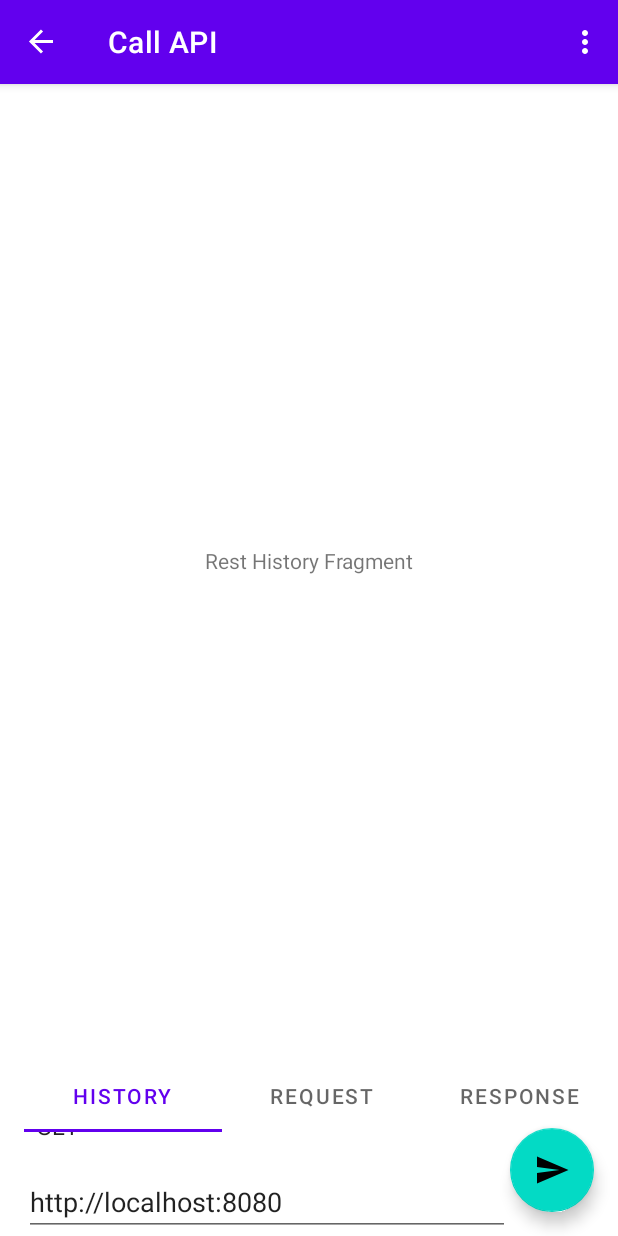
After one commit to egon12/DeveloperHelper, an Android app: the Rest screen opened through its navigation route, on a phone screen of 412 x 824 dp. The commit adds this screen. Run offline under Robolectric (Android 15) with nearby library versions, the phone set to English and light mode, and no system bars; our stand-ins replace Dagger/Hilt's generated code, Room's generated code, navigation-ui; libraries missing offline, so code that uses them is left out: androidx.hilt.lifecycle.

Commit message:
adding http client

```diff
--- a/app/src/main/AndroidManifest.xml
+++ b/app/src/main/AndroidManifest.xml
@@ -13,7 +13,9 @@
         android:roundIcon="@mipmap/ic_launcher_round"
         android:name=".DHApp"
         android:supportsRtl="true"
-        android:theme="@style/Theme.DeveloperHelper">
+        android:theme="@style/Theme.DeveloperHelper"
+        android:usesCleartextTraffic="true"
+        >
         <activity
             android:name=".MainActivity"
             android:label="@string/app_name"
--- a/app/src/main/java/com/egon12/developerhelper/DHApp.kt
+++ b/app/src/main/java/com/egon12/developerhelper/DHApp.kt
@@ -5,6 +5,9 @@ import android.content.Context
 import androidx.room.Room
 import com.egon12.developerhelper.database.DatabaseFactory
 import com.egon12.developerhelper.database.persistent.DatabaseDB
+import com.egon12.developerhelper.rest.RestClient
+import com.egon12.developerhelper.rest.RestClientImpl
+import com.egon12.developerhelper.rest.persistent.HttpRequestDB
 import dagger.Module
 import dagger.Provides
 import dagger.hilt.InstallIn
@@ -31,4 +34,20 @@ object ApplicationModule {
 
     @Provides
     fun provideDatabaseFactory() = DatabaseFactory()
+
+
+    @Singleton
+    @Provides
+    fun provideHttpRequestDB(@ApplicationContext ctx: Context) = Room
+        .databaseBuilder(ctx, HttpRequestDB::class.java, "http_request_db")
+        .build()
+
+    @Provides
+    fun provideHttpRequestDao(db: HttpRequestDB) = db.httpRequestDao()
+
+    @Provides
+    fun provideVariablesDao(db: HttpRequestDB) = db.variablesDao()
+
+    @Provides
+    fun provideOkHttpClient(): RestClient = RestClientImpl()
 }
--- a/app/src/main/java/com/egon12/developerhelper/MainActivity.kt
+++ b/app/src/main/java/com/egon12/developerhelper/MainActivity.kt
@@ -1,6 +1,7 @@
 package com.egon12.developerhelper
 
 import android.os.Bundle
+import android.view.Menu
 import android.view.View
 import androidx.activity.viewModels
 import androidx.appcompat.app.AppCompatActivity
@@ -10,6 +11,7 @@ import androidx.navigation.ui.AppBarConfiguration
 import androidx.navigation.ui.navigateUp
 import androidx.navigation.ui.setupActionBarWithNavController
 import com.egon12.developerhelper.database.viewmodel.DatabaseViewModel
+import com.egon12.developerhelper.rest.RestViewModel
 import com.google.android.material.snackbar.Snackbar
 import dagger.hilt.android.AndroidEntryPoint
 
@@ -18,7 +20,9 @@ class MainActivity : AppCompatActivity() {
 
     private lateinit var appBarConfiguration: AppBarConfiguration
 
-    private val model by viewModels<DatabaseViewModel>()
+    private val databaseViewModel by viewModels<DatabaseViewModel>()
+
+    private val restViewModel by viewModels<RestViewModel>()
 
     override fun onCreate(savedInstanceState: Bundle?) {
         super.onCreate(savedInstanceState)
@@ -30,14 +34,27 @@ class MainActivity : AppCompatActivity() {
         setupActionBarWithNavController(navController, appBarConfiguration)
 
         val view = findViewById<View>(android.R.id.content)
-        model.error.observe(this, Observer {
+        databaseViewModel.error.observe(this, Observer {
+            Snackbar.make(view, it.localizedMessage, Snackbar.LENGTH_LONG).show()
+        })
+
+        restViewModel.error.observe(this, Observer {
             Snackbar.make(view, it.localizedMessage, Snackbar.LENGTH_LONG).show()
         })
 
         val progressBar = findViewById<View>(R.id.SHOW_PROGRESS)
-        model.loadingStatus.observe(this, Observer {
+        databaseViewModel.loadingStatus.observe(this, Observer {
             progressBar.visibility = if (it) View.VISIBLE else View.GONE
         })
+    }
+
+    override fun onCreateOptionsMenu(menu: Menu?): Boolean {
+        val item = menu?.add("Kucing")
+        item?.setOnMenuItemClickListener {
+            findNavController(R.id.nav_host_fragment).navigate(R.id.action_ConnectionFragment_to_RestFragment)
+            true
+        }
+        return true
     }
 
     override fun onSupportNavigateUp(): Boolean {
--- /dev/null
+++ b/app/src/main/java/com/egon12/developerhelper/rest/Rest.kt
@@ -0,0 +1,176 @@
+package com.egon12.developerhelper.rest
+
+import android.os.Bundle
+import android.view.LayoutInflater
+import android.view.View
+import android.view.ViewGroup
+import android.widget.ArrayAdapter
+import android.widget.EditText
+import android.widget.ImageView
+import android.widget.TextView
+import androidx.appcompat.widget.AppCompatSpinner
+import androidx.fragment.app.Fragment
+import androidx.fragment.app.activityViewModels
+import androidx.lifecycle.Observer
+import androidx.recyclerview.widget.LinearLayoutManager
+import androidx.recyclerview.widget.ListAdapter
+import androidx.recyclerview.widget.RecyclerView
+import androidx.viewpager2.adapter.FragmentStateAdapter
+import androidx.viewpager2.widget.ViewPager2
+import com.egon12.developerhelper.R
+import com.egon12.developerhelper.rest.persistent.HttpRequest
+import com.google.android.material.floatingactionbutton.FloatingActionButton
+import com.google.android.material.tabs.TabLayout
+import com.google.android.material.tabs.TabLayoutMediator
+
+class Rest : Fragment() {
+
+    private val model: RestViewModel by activityViewModels()
+
+    override fun onCreateView(
+        inflater: LayoutInflater, container: ViewGroup?,
+        savedInstanceState: Bundle?
+    ): View? {
+        return inflater.inflate(R.layout.fragment_rest, container, false)
+    }
+
+    override fun onViewCreated(view: View, savedInstanceState: Bundle?) {
+        super.onViewCreated(view, savedInstanceState)
+
+        val viewPager = view.findViewById<ViewPager2>(R.id.pager)?.apply {
+            adapter = RestFragmentsAdapter(this@Rest)
+        }
+
+        val tabLayout = view.findViewById<TabLayout>(R.id.tab_layout)
+        TabLayoutMediator(tabLayout, viewPager!!) { tab, position ->
+            tab.text = when (position) {
+                0 -> "History"
+                1 -> "Request"
+                2 -> "Response"
+                else -> ""
+            }
+        }.attach()
+
+
+        val spinnerMethod = view.findViewById<AppCompatSpinner>(R.id.spinner_method)
+        ArrayAdapter<String>(
+            requireActivity(),
+            android.R.layout.simple_spinner_item,
+            arrayOf("GET", "POST", "PUT", "PATCH", "DELETE")
+        ).apply {
+            setDropDownViewResource(android.R.layout.simple_spinner_dropdown_item)
+            spinnerMethod.adapter = this
+        }
+
+        val editURL = view.findViewById<EditText>(R.id.edit_url).apply {
+            setText("http://localhost:8080")
+        }
+
+        view.findViewById<FloatingActionButton>(R.id.btn_execute).apply {
+            setOnClickListener {
+                val url = editURL.text.toString()
+                model.saveRequest(HttpRequest(0, url, "GET", url))
+                    .observe(viewLifecycleOwner, Observer { })
+            }
+
+            /*
+            setOnClickListener {
+                val method = spinnerMethod.selectedItem as String
+                val url = editURL.text.toString()
+                model.request(method, url)
+            }
+             */
+        }
+    }
+
+    inner class RestFragmentsAdapter(fragment: Fragment) : FragmentStateAdapter(fragment) {
+
+        //override fun getItemCount() = 5
+        override fun getItemCount() = 3
+
+        override fun createFragment(position: Int): Fragment {
+            return when (position) {
+                0 -> HistoryFragment()
+                1 -> RequestBodyFragment()
+                2 -> ResponseFragment()
+                else -> HistoryFragment()
+            }
+        }
+    }
+}
+
+abstract class AutoInflateLayoutFragment(val layoutId: Int) : Fragment() {
+
+    override fun onCreateView(
+        inflater: LayoutInflater, container: ViewGroup?,
+        savedInstanceState: Bundle?
+    ): View? {
+        return inflater.inflate(layoutId, container, false)
+    }
+
+}
+
+class HistoryFragment : AutoInflateLayoutFragment(R.layout.fragment_rest_history)
+
+class RequestBodyFragment : AutoInflateLayoutFragment(R.layout.fragment_rest_request) {
+
+    val model by activityViewModels<RestViewModel>()
+
+    override fun onViewCreated(view: View, savedInstanceState: Bundle?) {
+        super.onViewCreated(view, savedInstanceState)
+        val listAdapter = RequestAdapter()
+        model.requests.observe(viewLifecycleOwner, Observer { listAdapter.submitList(it) })
+
+        view.findViewById<RecyclerView>(R.id.rv_request).apply {
+            layoutManager = LinearLayoutManager(view.context)
+            adapter = listAdapter
+        }
+    }
+
+    inner class RequestAdapter :
+        ListAdapter<HttpRequest, RequestAdapter.ViewHolder>(RequestDiffUtil()) {
+
+        inner class ViewHolder(v: View) : RecyclerView.ViewHolder(v) {
+            private val tName = itemView.findViewById<TextView>(R.id.text_name)
+            private val tURL = itemView.findViewById<TextView>(R.id.text_url)
+
+            init {
+                itemView.setOnClickListener { req?.let { model.editRequest(it) } }
+                itemView.findViewById<ImageView>(R.id.btn_execute).apply {
+                    setOnClickListener { req?.let { model.request(it.method, it.url) } }
+                }
+            }
+
+            private var req: HttpRequest? = null
+
+            fun bind(item: HttpRequest?) {
+                req = item
+                if (item == null) return
+                tName.text = item.getTitle()
+                tURL.text = item.getSubtitle()
+            }
+        }
+
+        override fun onCreateViewHolder(parent: ViewGroup, viewType: Int) = ViewHolder(
+            layoutInflater.inflate(R.layout.item_http_request, parent, false)
+        )
+
+        override fun onBindViewHolder(holder: ViewHolder, position: Int) {
+            holder.bind(getItem(position))
+        }
+    }
+
+}
+
+class ResponseFragment : AutoInflateLayoutFragment(R.layout.fragment_rest_response) {
+
+    val model by activityViewModels<RestViewModel>()
+
+    override fun onViewCreated(view: View, savedInstanceState: Bundle?) {
+        super.onViewCreated(view, savedInstanceState)
+        val tv = view.findViewById<TextView>(R.id.textView)
+        model.response.observe(viewLifecycleOwner, Observer {
+            tv.text = it.body
+        })
+    }
+}
--- /dev/null
+++ b/app/src/main/java/com/egon12/developerhelper/rest/RestViewModel.kt
@@ -0,0 +1,69 @@
+package com.egon12.developerhelper.rest
+
+import android.util.Log
+import androidx.hilt.lifecycle.ViewModelInject
+import androidx.lifecycle.*
+import com.egon12.developerhelper.rest.persistent.HttpRequest
+import com.egon12.developerhelper.rest.persistent.HttpRequestDao
+import com.egon12.developerhelper.rest.persistent.VariablesDao
+import kotlinx.coroutines.launch
+import java.util.Collections.emptyMap
+
+class RestViewModel @ViewModelInject constructor(
+    private val client: RestClient,
+    private val httpRequestDao: HttpRequestDao,
+    private val variablesDao: VariablesDao
+) : ViewModel() {
+
+    val Load: Int = -1
+    val Done: Int = 0
+
+    val requests by lazy { httpRequestDao.all() }
+
+    fun saveRequest(req: HttpRequest) = liveData {
+        try {
+            if (req.id > 0) {
+                httpRequestDao.update(req)
+            } else {
+                httpRequestDao.insert(req)
+            }
+        } catch (e: Exception) {
+            handleError(e, "saveRequest")
+        } finally {
+            emit(Done)
+        }
+    }
+
+    fun editRequest(req: HttpRequest?) = liveData {
+        if (req == null) emit(HttpRequest.EMPTY)
+        else emit(req)
+    }
+
+
+    val variables by lazy { variablesDao.all() }
+
+    private val _response = MutableLiveData<Response>()
+    val response: LiveData<Response> = _response
+
+    private val _error = MutableLiveData<Exception>()
+    val error: LiveData<Exception> = _error
+
+    fun request(method: String, url: String) = viewModelScope.launch {
+        try {
+            val res = client.request(method, url, emptyMap(), null)
+            _response.postValue(res)
+        } catch (e: Exception) {
+            handleError(e, "request")
+        }
+    }
+
+    private fun handleError(e: Exception, message: String) {
+        Log.e(TAG, message, e)
+        _error.postValue(e)
+    }
+
+    companion object {
+        const val TAG = "RestViewModel"
+    }
+
+}
--- /dev/null
+++ b/app/src/main/res/layout/fragment_rest.xml
@@ -0,0 +1,64 @@
+<?xml version="1.0" encoding="utf-8"?>
+<androidx.constraintlayout.widget.ConstraintLayout xmlns:android="http://schemas.android.com/apk/res/android"
+    xmlns:app="http://schemas.android.com/apk/res-auto"
+    xmlns:tools="http://schemas.android.com/tools"
+    android:layout_width="match_parent"
+    android:layout_height="match_parent"
+    tools:context=".rest.Rest">
+
+    <androidx.appcompat.widget.AppCompatSpinner
+        android:id="@+id/spinner_method"
+        android:layout_width="wrap_content"
+        android:layout_height="wrap_content"
+        android:layout_marginLeft="16dp"
+        android:layout_marginBottom="16dp"
+        app:layout_constraintBottom_toTopOf="@id/edit_url"
+        app:layout_constraintLeft_toLeftOf="parent" />
+
+    <androidx.appcompat.widget.AppCompatEditText
+        android:id="@+id/edit_url"
+        android:layout_width="0dp"
+        android:layout_height="wrap_content"
+        android:layout_marginStart="16dp"
+        android:layout_marginTop="24dp"
+        app:layout_constraintVertical_chainStyle="spread"
+        app:layout_constraintBottom_toBottomOf="parent"
+        app:layout_constraintTop_toBottomOf="@id/tab_layout"
+        app:layout_constraintLeft_toLeftOf="parent"
+        app:layout_constraintRight_toLeftOf="@id/btn_execute"
+        />
+
+
+    <com.google.android.material.floatingactionbutton.FloatingActionButton
+        android:id="@+id/btn_execute"
+        android:layout_width="wrap_content"
+        android:layout_height="wrap_content"
+        android:layout_marginRight="16dp"
+        android:layout_marginBottom="16dp"
+        app:layout_constraintBottom_toBottomOf="parent"
+        app:layout_constraintRight_toRightOf="parent"
+        app:srcCompat="@drawable/ic_baseline_send_24" />
+
+    <com.google.android.material.tabs.TabLayout
+        android:id="@+id/tab_layout"
+        android:layout_width="0dp"
+        android:layout_height="wrap_content"
+        app:layout_constraintTop_toBottomOf="@id/pager"
+        app:layout_constraintBottom_toTopOf="@id/edit_url"
+        app:layout_constraintLeft_toLeftOf="@id/spinner_method"
+        app:layout_constraintRight_toRightOf="parent" />
+
+    <androidx.viewpager2.widget.ViewPager2
+        android:id="@+id/pager"
+        android:layout_width="0dp"
+        android:layout_height="0dp"
+        android:layout_marginBottom="16dp"
+        app:layout_constraintBottom_toTopOf="@id/tab_layout"
+        app:layout_constraintLeft_toLeftOf="parent"
+        app:layout_constraintRight_toRightOf="parent"
+        app:layout_constraintTop_toTopOf="parent" />
+
+
+
+
+</androidx.constraintlayout.widget.ConstraintLayout>
--- /dev/null
+++ b/app/src/main/res/layout/fragment_rest_history.xml
@@ -0,0 +1,16 @@
+<?xml version="1.0" encoding="utf-8"?>
+<androidx.constraintlayout.widget.ConstraintLayout xmlns:android="http://schemas.android.com/apk/res/android"
+    android:layout_width="match_parent"
+    android:layout_height="match_parent"
+    xmlns:app="http://schemas.android.com/apk/res-auto">
+
+    <TextView
+        android:layout_width="wrap_content"
+        android:layout_height="wrap_content"
+        android:text="Rest History Fragment"
+        app:layout_constraintLeft_toLeftOf="parent"
+        app:layout_constraintRight_toRightOf="parent"
+        app:layout_constraintBottom_toBottomOf="parent"
+        app:layout_constraintTop_toTopOf="parent"
+        />
+</androidx.constraintlayout.widget.ConstraintLayout>
--- a/app/src/main/res/navigation/nav_graph.xml
+++ b/app/src/main/res/navigation/nav_graph.xml
@@ -18,6 +18,11 @@
         <action
             android:id="@+id/action_ConnectionFragment_to_EditConnectionFragment"
             app:destination="@id/EditConnectionFragment" />
+
+        <action
+            android:id="@+id/action_ConnectionFragment_to_RestFragment"
+            app:destination="@id/RestFragment" />
+
     </fragment>
     <fragment
         android:id="@+id/DatabaseFragment"
@@ -52,4 +57,11 @@
         tools:layout="@layout/fragment_edit_connection"
         />
 
+    <fragment
+        android:id="@+id/RestFragment"
+        android:name="com.egon12.developerhelper.rest.Rest"
+        android:label="Call API"
+        tools:layout="@layout/fragment_rest"
+        />
+
 </navigation>
```
Also changed, not shown: app/build.gradle (+12 -3 lines), app/src/main/java/com/egon12/developerhelper/rest/DiffUtil.kt (added, +12 -0 lines), app/src/main/java/com/egon12/developerhelper/rest/RestClient.kt (added, +67 -0 lines), app/src/main/java/com/egon12/developerhelper/rest/persistent/Database.kt (added, +92 -0 lines), app/src/main/res/layout/fragment_rest_request.xml (added, +13 -0 lines), app/src/main/res/layout/fragment_rest_response.xml (added, +56 -0 lines), app/src/main/res/layout/fragment_second.xml (deleted, +0 -27 lines), app/src/main/res/layout/item_http_request.xml (added, +45 -0 lines), 1 other file.
